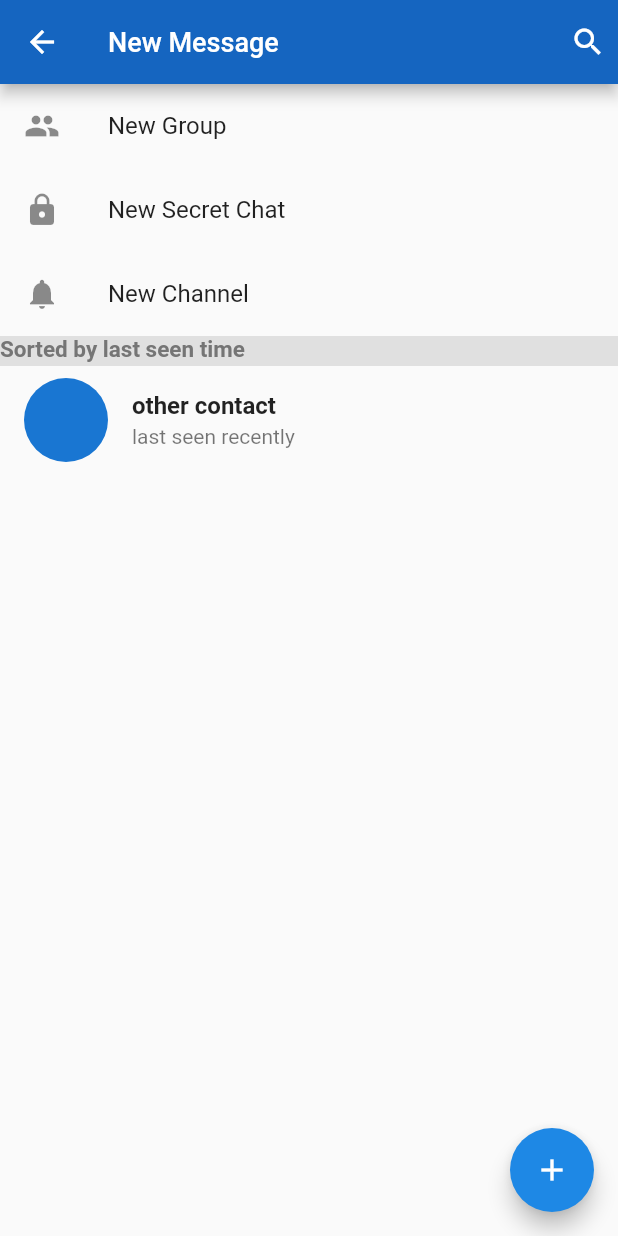
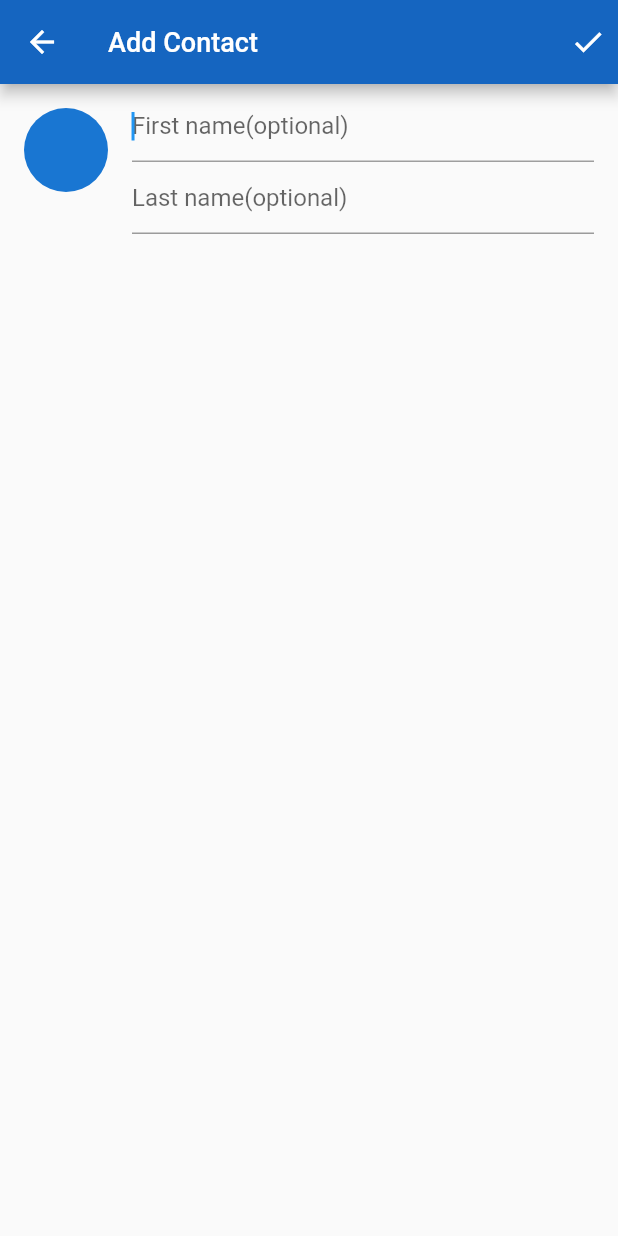
Before and after one commit to KimMontenegro/TelegramClone, a Flutter app: the AddMessage screen opened directly, after a tap on the "add" icon, on a phone screen of 412 x 824 dp. Run offline on Flutter 3.47's test engine with Material 2 defaults, Android fonts, the phone set to English and light mode, and no system bars.

Commit message:
added contact

```diff
--- /dev/null
+++ b/lib/addcontact.dart
@@ -0,0 +1,58 @@
+import 'package:flutter/material.dart';
+
+class AddContact extends StatefulWidget {
+  @override
+  _AddContactState createState() => _AddContactState();
+}
+
+class _AddContactState extends State<AddContact> {
+
+  @override
+  Widget build(BuildContext context) {
+    return Scaffold(
+      appBar: AppBar(
+        title: Text(
+          'Add Contact',
+          style: TextStyle(color: Colors.white, fontSize: 18.0),
+        ),
+        actions: <Widget>[
+          Padding(
+            padding: const EdgeInsets.all(8.0),
+            child: Icon(Icons.check),
+          )
+        ],
+      ),
+      body: Container(
+        child: ListTile(
+          leading: CircleAvatar(
+            radius: 28,
+          ),
+          title: Column(
+            children: [
+              TextField(
+                decoration: InputDecoration(
+                  hintText: "First name(optional)",
+                  labelStyle: TextStyle(color: Colors.grey),
+                  focusedBorder: UnderlineInputBorder(
+                    borderSide: BorderSide(color: Colors.grey),
+                  ),
+                ),
+                autofocus: true,
+              ),
+              TextField(
+                decoration: InputDecoration(
+                  hintText: "Last name(optional)",
+                  labelStyle: TextStyle(color: Colors.grey),
+                  focusedBorder: UnderlineInputBorder(
+                    borderSide: BorderSide(color: Colors.grey),
+                  ),
+                ),
+                autofocus: true,
+              )
+            ],
+          ),
+        ),
+      ),
+    );
+  }
+}
--- a/lib/addmessage.dart
+++ b/lib/addmessage.dart
@@ -1,4 +1,5 @@
 import 'package:flutter/material.dart';
+import 'addcontact.dart';
 
 class AddMessage extends StatefulWidget {
   @override
@@ -72,7 +73,10 @@ class _AddMessageState extends State<AddMessage> {
           color: Colors.white,
         ),
         backgroundColor: Colors.blue[600],
-        onPressed: () {},
+        onPressed: () {
+          Navigator.of(context)
+              .push(MaterialPageRoute(builder: (context) => AddContact()));
+        },
       ),
     );
   }
```
